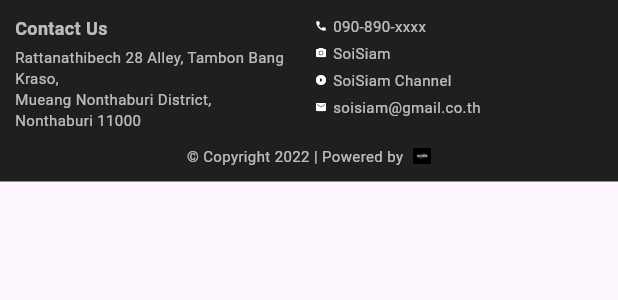
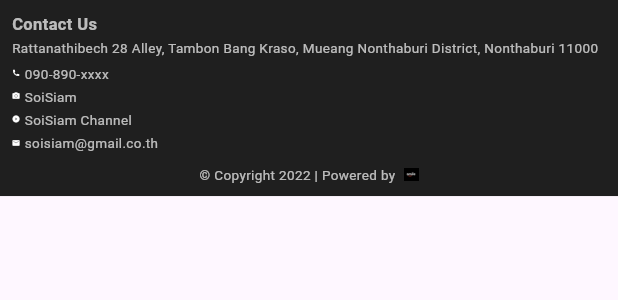
Before and after one commit to CHNSR/rainbow-test, a Flutter app: the BottomSheetInfo widget shown alone on an empty page, opened directly, on a phone screen of 412 x 824 dp. Shown: the top 300 px of the screen. Run offline on Flutter 3.47's test engine with Material 3 defaults, Android fonts, the phone set to English and light mode, and no system bars; our stand-ins replace auto_size_text, bloc, flutter_bloc; network calls fail.

Commit message:
day4 morning

```diff
--- a/lib/config/export.dart
+++ b/lib/config/export.dart
@@ -9,6 +9,8 @@ export 'routes.dart';
 export 'package:flutter_application_1/pages/home_page.dart';
 export 'package:flutter_application_1/pages/order_pages.dart';
 export 'package:flutter_application_1/pages/select_order_type.dart';
+export 'package:flutter_application_1/pages/setting_page.dart';
+export 'package:flutter_application_1/pages/store_management_page.dart';
 export 'package:flutter_application_1/pages/setting_page.dart';
 export 'package:flutter_application_1/pages/store_management_page.dart';
 
--- a/lib/widgets/bottom_sheet.dart
+++ b/lib/widgets/bottom_sheet.dart
@@ -10,11 +10,11 @@ class BottomSheetInfo extends StatelessWidget {
       builder: (context, constraints) {
         // ✅ Responsive values
         final isMobile = Responsive.isMobileConstraints(constraints);
-        final horizontalPadding = isMobile ? 10.0 : 20.0;
-        final verticalPadding = isMobile ? 10.0 : 16.0;
-        final titleFontSize = isMobile ? 12.0 : 16.0;
-        final contentFontSize = isMobile ? 10.0 : 13.0;
-        final spacing = isMobile ? 4.0 : 8.0;
+        final horizontalPadding = isMobile ? 8.0 : 16.0;
+        final verticalPadding = isMobile ? 8.0 : 12.0;
+        final titleFontSize = isMobile ? 11.0 : 14.0;
+        final contentFontSize = isMobile ? 9.0 : 11.0;
+        final spacing = isMobile ? 3.0 : 6.0;
 
         return Container(
           width: double.infinity,
@@ -25,20 +25,139 @@ class BottomSheetInfo extends StatelessWidget {
           ),
           child: Column(
             crossAxisAlignment: CrossAxisAlignment.stretch,
-            mainAxisSize: MainAxisSize.min, // ✅ ไม่ใช้ Expanded - ให้ flexible
+            mainAxisSize: MainAxisSize.min,
             children: [
               /// 🔹 Contact Info Section
+              Flexible(
+                child: isMobile
+                    ? _buildMobileContactLayout(
+                        spacing,
+                        titleFontSize,
+                        contentFontSize,
+                      )
+                    : _buildDesktopContactLayout(
+                        spacing,
+                        titleFontSize,
+                        contentFontSize,
+                      ),
+              ),
+
+              SizedBox(height: verticalPadding),
+
+              /// 🔹 Footer
               Row(
+                mainAxisAlignment: MainAxisAlignment.center,
+                mainAxisSize: MainAxisSize.min,
+                children: [
+                  Flexible(
+                    child: Text(
+                      "© Copyright 2022 | Powered by ",
+                      maxLines: 1,
+                      overflow: TextOverflow.ellipsis,
+                      style: TextStyle(
+                        color: Colors.white70,
+                        fontSize: contentFontSize,
+                      ),
+                    ),
+                  ),
+                  SizedBox(width: spacing),
+                  Image.asset(
+                    "assets/logo/smile_logo.png",
+                    width: isMobile ? 10 : 14,
+                    height: isMobile ? 10 : 14,
+                  ),
+                ],
+              ),
+            ],
+          ),
+        );
+      },
+    );
+  }
+
+  /// 🔹 Mobile Layout: Vertical Stack
+  Widget _buildMobileContactLayout(
+    double spacing,
+    double titleFontSize,
+    double contentFontSize,
+  ) {
+    return Column(
+      crossAxisAlignment: CrossAxisAlignment.start,
+      mainAxisSize: MainAxisSize.min,
+      children: [
+        // Title
+        Text(
+          "Contact Us",
+          maxLines: 1,
+          overflow: TextOverflow.ellipsis,
+          style: TextStyle(
+            color: Colors.white70,
+            fontSize: titleFontSize,
+            fontWeight: FontWeight.w600,
+          ),
+        ),
+        SizedBox(height: spacing),
+
+        // Address
+        Text(
+          "Rattanathibech 28 Alley, Tambon Bang Kraso, Mueang Nonthaburi District, Nonthaburi 11000",
+          maxLines: 2,
+          overflow: TextOverflow.ellipsis,
+          style: TextStyle(
+            color: Colors.white70,
+            fontSize: contentFontSize,
+            height: 1.2,
+          ),
+        ),
+        SizedBox(height: spacing * 1.5),
+
+        // Contact Info
+        _ContactRow(
+          icon: Icons.phone,
+          text: "090-890-xxxx",
+          fontSize: contentFontSize,
+        ),
+        SizedBox(height: spacing * 0.8),
+        _ContactRow(
+          icon: Icons.camera_alt,
+          text: "SoiSiam",
+          fontSize: contentFontSize,
+        ),
+        SizedBox(height: spacing * 0.8),
+        _ContactRow(
+          icon: Icons.play_circle_fill,
+          text: "SoiSiam Channel",
+          fontSize: contentFontSize,
+        ),
+        SizedBox(height: spacing * 0.8),
+        _ContactRow(
+          icon: Icons.email,
+          text: "soisiam@gmail.co.th",
+          fontSize: contentFontSize,
+        ),
+      ],
+    );
+  }
+
+  /// 🔹 Desktop Layout: Horizontal 2-Column
+  Widget _buildDesktopContactLayout(
+    double spacing,
+    double titleFontSize,
+    double contentFontSize,
+  ) {
+    return Row(
       crossAxisAlignment: CrossAxisAlignment.start,
       children: [
         /// 🔹 Left: Address
         Expanded(
           child: Column(
             crossAxisAlignment: CrossAxisAlignment.start,
+            mainAxisSize: MainAxisSize.min,
             children: [
               Text(
                 "Contact Us",
                 maxLines: 1,
+                overflow: TextOverflow.ellipsis,
                 style: TextStyle(
                   color: Colors.white70,
                   fontSize: titleFontSize,
@@ -47,13 +166,13 @@ class BottomSheetInfo extends StatelessWidget {
               ),
               SizedBox(height: spacing),
               Text(
-                          "Rattanathibech 28 Alley, Tambon Bang Kraso,\n"
-                          "Mueang Nonthaburi District,\n"
-                          "Nonthaburi 11000",
-                          maxLines: 4,
+                "Rattanathibech 28 Alley, Tambon Bang Kraso, Mueang Nonthaburi District, Nonthaburi 11000",
+                maxLines: 2,
+                overflow: TextOverflow.ellipsis,
                 style: TextStyle(
                   color: Colors.white70,
                   fontSize: contentFontSize,
+                  height: 1.2,
                 ),
               ),
             ],
@@ -65,6 +184,7 @@ class BottomSheetInfo extends StatelessWidget {
         Expanded(
           child: Column(
             crossAxisAlignment: CrossAxisAlignment.start,
+            mainAxisSize: MainAxisSize.min,
             children: [
               _ContactRow(
                 icon: Icons.phone,
@@ -93,37 +213,6 @@ class BottomSheetInfo extends StatelessWidget {
           ),
         ),
       ],
-              ),
-
-              SizedBox(height: verticalPadding),
-
-              /// 🔹 Footer
-              Row(
-                mainAxisAlignment: MainAxisAlignment.center,
-                children: [
-                  Flexible(
-                    child: Text(
-                      "© Copyright 2022 | Powered by ",
-                      maxLines: 1,
-                      overflow: TextOverflow.ellipsis,
-                      style: TextStyle(
-                        color: Colors.white70,
-                        fontSize: contentFontSize,
-                      ),
-                    ),
-                  ),
-                  SizedBox(width: spacing),
-                  Image.asset(
-                    "assets/logo/smile_logo.png",
-                    width: isMobile ? 12 : 16,
-                    height: isMobile ? 12 : 16,
-                  ),
-                ],
-              ),
-            ],
-          ),
-        );
-      },
     );
   }
 }
@@ -143,8 +232,8 @@ class _ContactRow extends StatelessWidget {
   Widget build(BuildContext context) {
     return Row(
       children: [
-        Icon(icon, size: fontSize * 0.8, color: Colors.white),
-        const SizedBox(width: 4),
+        Icon(icon, size: fontSize * 0.6, color: Colors.white), // ลด icon size
+        const SizedBox(width: 3), // ลด spacing
         Expanded(
           child: Text(
             text,
```
Also changed, not shown: lib/bloc/order_state_bloc/tap_to_order_bloc.dart (+21 -1 lines), lib/config/routes.dart (+4 -4 lines), lib/pages/home_page.dart (+22 -3 lines), lib/pages/order_pages.dart (+11 -1 lines), lib/pages/setting_page.dart (+176 -0 lines), lib/pages/store_management_page.dart (+15 -0 lines). Lines whose indentation alone changed are shown as unchanged.
